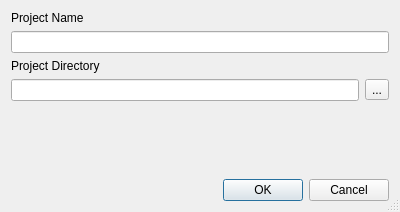
The window that qt5/Replacer/dialognew.ui (Ernesuma/replacer) describes before a commit, drawn with Qt 5.
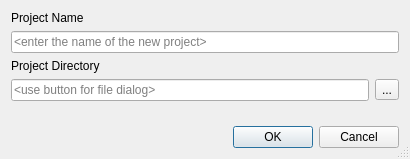
The same window after the commit.

Commit message: impoved the dialognew ui-form

Patch:
```diff
--- a/qt5/Replacer/dialognew.ui
+++ b/qt5/Replacer/dialognew.ui
@@ -9,8 +9,8 @@
    <rect>
     <x>0</x>
     <y>0</y>
-    <width>400</width>
-    <height>212</height>
+    <width>410</width>
+    <height>159</height>
    </rect>
   </property>
   <property name="windowTitle">
@@ -31,7 +31,14 @@
     </widget>
    </item>
    <item>
-    <widget class="QLineEdit" name="lineEdit"/>
+    <widget class="QLineEdit" name="lineEdit">
+     <property name="text">
+      <string/>
+     </property>
+     <property name="placeholderText">
+      <string>&lt;enter the name of the new project&gt;</string>
+     </property>
+    </widget>
    </item>
    <item>
     <widget class="QLabel" name="label_2">
@@ -43,7 +50,17 @@
    <item>
     <layout class="QHBoxLayout" name="horizontalLayout">
      <item>
-      <widget class="QLineEdit" name="lineEdit_2"/>
+      <widget class="QLineEdit" name="lineEdit_2">
+       <property name="text">
+        <string/>
+       </property>
+       <property name="readOnly">
+        <bool>true</bool>
+       </property>
+       <property name="placeholderText">
+        <string>&lt;use button for file dialog&gt;</string>
+       </property>
+      </widget>
      </item>
      <item>
       <widget class="QToolButton" name="toolButton">
```
Left out of the diff: 2 changed lines with no effect on the pictures.
